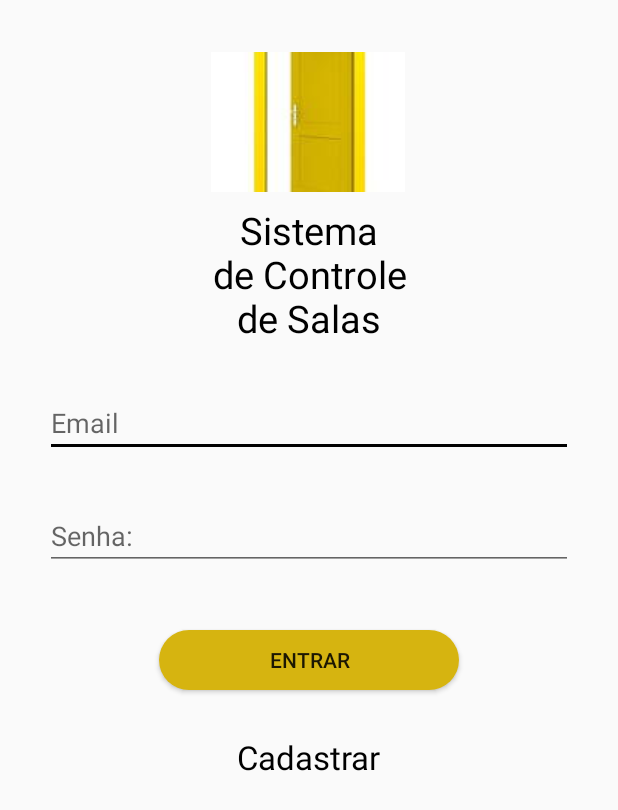
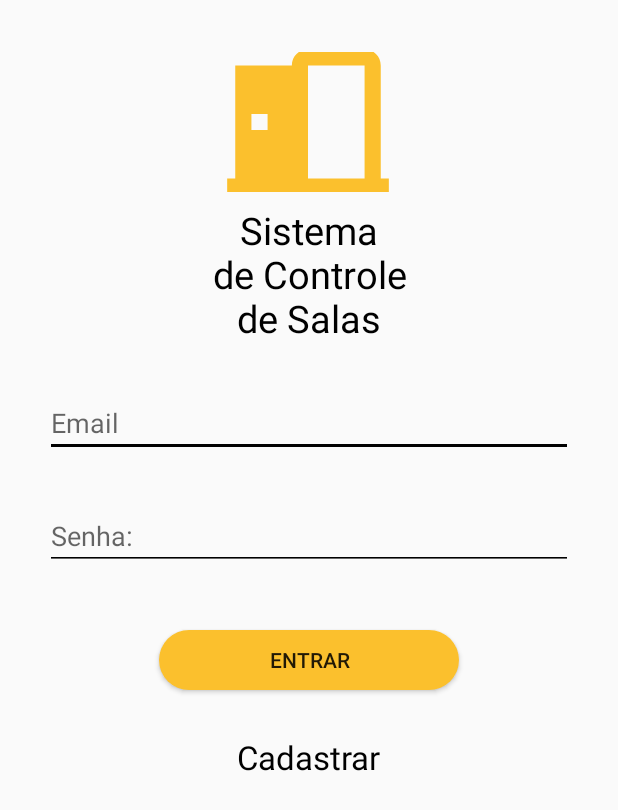
Before and after one commit to HannaMBarbato/SistemaControleSala, an Android app: the screen it shows after launch (MainActivity), on a phone screen of 412 x 824 dp. Shown: the top 810 px of the screen. Run offline under Robolectric (Android 15) with nearby library versions, the phone set to English and light mode, and no system bars.

Commit message:
Ajuste de layouts

```diff
--- a/app/src/main/AndroidManifest.xml
+++ b/app/src/main/AndroidManifest.xml
@@ -14,11 +14,11 @@
         <activity android:name=".usuario.CadastroUsuario"></activity>
         <activity android:name=".alocacao.CadastroAlocacao" />
         <activity android:name=".alocacao.AlocacaoSalasView"
-            android:theme="@style/AppTheme.NoActionBar"/>
+            android:theme="@style/AppTheme"/>
         <activity android:name=".listaSalas.ListaSalasView" />
         <activity
             android:name=".MainActivity"
-            android:theme="@style/AppTheme.NoActionBar">
+            android:theme="@style/AppTheme">
             <intent-filter>
                 <action android:name="android.intent.action.MAIN" />
 
--- a/app/src/main/java/com/example/sistemacontrolesala/alocacao/CadastroAlocacao.java
+++ b/app/src/main/java/com/example/sistemacontrolesala/alocacao/CadastroAlocacao.java
@@ -79,7 +79,7 @@ public class CadastroAlocacao extends AppCompatActivity implements View.OnClickL
                 try {
                     String novaReserva = Base64.encodeToString(reservaSalaJson.toString().getBytes("UTF-8"), Base64.NO_WRAP);
 
-                    resultAuth = new AlocacaoService().execute(novaReserva).get();
+                    resultAuth = new CadastroAlocacaoService().execute(novaReserva).get();
                     if (resultAuth.equals("Reserva realizada com sucesso")) {
                         Toast.makeText(CadastroAlocacao.this, "Reserva efetuada com sucesso", Toast.LENGTH_LONG).show();
                         startActivity(new Intent(CadastroAlocacao.this, AlocacaoSalasView.class));
--- a/app/src/main/java/com/example/sistemacontrolesala/alocacao/AlocacaoService.java
+++ b/app/src/main/java/com/example/sistemacontrolesala/alocacao/CadastroAlocacaoService.java
@@ -7,7 +7,7 @@ import java.io.InputStreamReader;
 import java.net.HttpURLConnection;
 import java.net.URL;
 
-public class AlocacaoService extends AsyncTask<String, Void, String> {
+public class CadastroAlocacaoService extends AsyncTask<String, Void, String> {
 
     @Override
     protected String doInBackground(String... strings) {
--- a/app/src/main/java/com/example/sistemacontrolesala/listaSalas/ListaSalasView.java
+++ b/app/src/main/java/com/example/sistemacontrolesala/listaSalas/ListaSalasView.java
@@ -10,6 +10,7 @@ import android.widget.ListView;
 
 import androidx.annotation.NonNull;
 import androidx.appcompat.app.AppCompatActivity;
+import androidx.appcompat.widget.Toolbar;
 
 import com.example.sistemacontrolesala.MainActivity;
 import com.example.sistemacontrolesala.R;
@@ -28,7 +29,9 @@ public class ListaSalasView extends AppCompatActivity {
     protected void onCreate(Bundle savedInstanceState) {
         super.onCreate(savedInstanceState);
         setContentView(R.layout.activity_lista_salas);
-        setTitle("Salas");
+
+        Toolbar toolbar = findViewById(R.id.toolbarActivityListaSala);
+        setSupportActionBar(toolbar);
 
         try {
             SharedPreferences pref = getSharedPreferences("USER_DATA", 0);
--- a/app/src/main/res/drawable/botao_customizado.xml
+++ b/app/src/main/res/drawable/botao_customizado.xml
@@ -2,11 +2,7 @@
 <shape xmlns:android="http://schemas.android.com/apk/res/android"
     android:shape="rectangle">
 
-    <corners android:radius="20dp" />
+    <corners android:radius="20dp"/>
     <solid android:color="@color/colorButton" />
-    <stroke
-        android:color="@android:color/background_dark" />
-
-
 
 </shape>
--- a/app/src/main/res/drawable/calendario_customizado.xml
+++ b/app/src/main/res/drawable/calendario_customizado.xml
@@ -4,6 +4,10 @@
 
     <corners android:radius="20dp" />
     <solid
-        android:color="@color/cardview_light_background" />
+        android:color="@color/cardview_light_background"/>
+    <stroke
+        android:width="2dp"
+        android:color="@color/colorButton">
+    </stroke>
 
 </shape>
--- /dev/null
+++ b/app/src/main/res/drawable/open_door.xml
@@ -0,0 +1,10 @@
+<?xml version="1.0" encoding="utf-8"?>
+<vector xmlns:android="http://schemas.android.com/apk/res/android"
+    android:width="24dp"
+    android:height="24dp"
+    android:viewportWidth="24"
+    android:viewportHeight="24">
+    <path
+        android:fillColor="#FFFBC02D"
+        android:pathData="M12,3C10.89,3 10,3.89 10,5H3V19H2V21H22V19H21V5C21,3.89 20.11,3 19,3H12M12,5H19V19H12V5M5,11H7V13H5V11Z" />
+</vector>
--- a/app/src/main/res/drawable/text_customizado.xml
+++ b/app/src/main/res/drawable/text_customizado.xml
@@ -5,4 +5,6 @@
         android:width="2dp"
         android:color="@color/colorButton">
     </stroke>
+
+    <corners android:radius="20dp"/>
 </shape>
--- a/app/src/main/res/layout/activity_main.xml
+++ b/app/src/main/res/layout/activity_main.xml
@@ -15,14 +15,14 @@
             android:id="@+id/imgIcon"
             android:layout_width="129dp"
             android:layout_height="93dp"
-            android:scaleType="center"
+            android:scaleType="centerCrop"
             app:layout_constraintBottom_toBottomOf="parent"
             app:layout_constraintEnd_toEndOf="parent"
             app:layout_constraintHorizontal_bias="0.498"
             app:layout_constraintStart_toStartOf="parent"
             app:layout_constraintTop_toTopOf="parent"
             app:layout_constraintVertical_bias="0.076"
-            app:srcCompat="@drawable/portaamarelo" />
+            android:src="@drawable/open_door"/>
 
         <TextView
             android:id="@+id/txtTituloMain"
@@ -65,7 +65,6 @@
             app:layout_constraintStart_toStartOf="@id/editEmailLogin"
             app:layout_constraintTop_toBottomOf="@id/editEmailLogin" />
 
-
         <Button
             android:id="@+id/btnEntrar"
             android:layout_width="200dp"
--- a/app/src/main/res/values/colors.xml
+++ b/app/src/main/res/values/colors.xml
@@ -1,9 +1,12 @@
 <?xml version="1.0" encoding="utf-8"?>
 <resources>
     <color name="colorPrimary">#967B0A</color>
-    <color name="colorPrimaryDark">#DF967B0A</color>
+    <color name="colorPrimaryDark">#000000</color>
     <color name="colorAccent">#000000</color>
 
-    <color name="colorButton">#D6B410</color>
+    <color name="colorButton">#FFFBC02D</color>
+
+    <!--    <color name="colorButton">#D6B410</color>-->
+    <!--    <color name="colorPrimaryDark">#DF967B0A</color>-->
 
 </resources>
--- a/app/src/main/res/values/styles.xml
+++ b/app/src/main/res/values/styles.xml
@@ -1,16 +1,18 @@
 <resources>
 
     <!-- Base application theme. -->
-    <style name="AppTheme" parent="Theme.AppCompat.Light.DarkActionBar">
+    <style name="AppTheme" parent="Theme.AppCompat.Light.NoActionBar">
         <!-- Customize your theme here. -->
         <item name="colorPrimary">@color/colorPrimary</item>
         <item name="colorPrimaryDark">@color/colorPrimaryDark</item>
         <item name="colorAccent">@color/colorAccent</item>
+
+        <item name="colorControlNormal">@color/colorAccent</item>
     </style>
 
-    <style name="AppTheme.NoActionBar">
+<!--    <style name="AppTheme.NoActionBar">
         <item name="windowActionBar">false</item>
         <item name="windowNoTitle">true</item>
-    </style>
+    </style>-->
 
 </resources>
```
Also changed, not shown: app/src/main/res/drawable/divider_customizado.xml (added, +12 -0 lines), app/src/main/res/layout/activity_alocacao_salas.xml (+25 -3 lines), app/src/main/res/layout/activity_cadastro_alocacao.xml (+27 -3 lines), app/src/main/res/layout/activity_cadastro_usuario.xml (+4 -3 lines), app/src/main/res/layout/activity_lista_salas.xml (+23 -2 lines), app/src/main/res/drawable/background.png (added).
